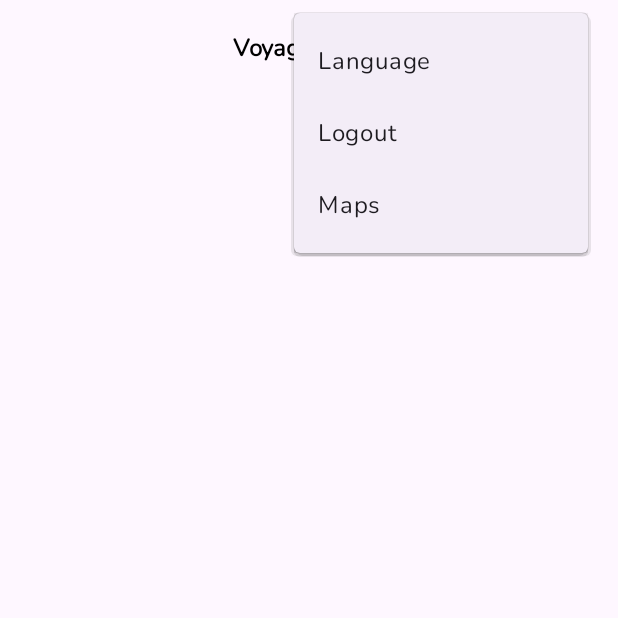
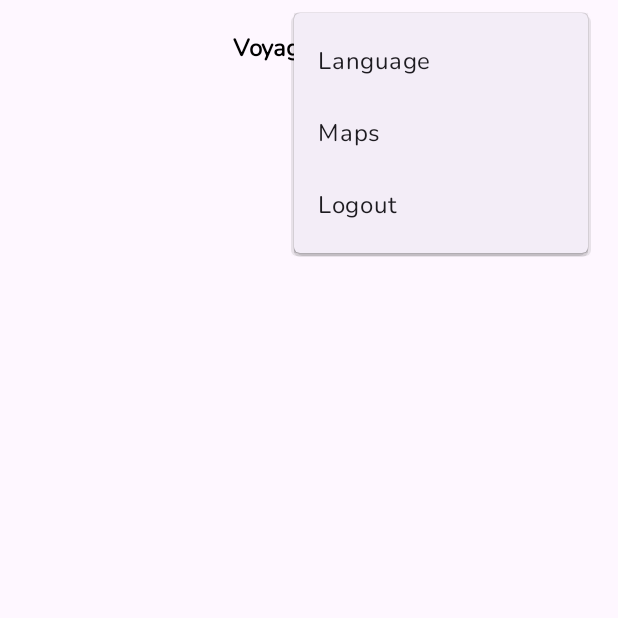
Before and after one commit to FaishalMukhammadSyarief/VoyageOfLife, an Android app: the HomeActivity screen opened directly, with no data from a screen before it, with the options menu open, on a phone screen of 412 x 824 dp, the top half of it. Run offline under Robolectric (Android 15) with nearby library versions, the phone set to English and light mode, and no system bars; our stand-ins replace Dagger/Hilt's generated code, Room's generated code, data binding, paging.

Commit message:
[UPDATE] Menu order

```diff
--- a/app/src/main/res/menu/menu_home.xml
+++ b/app/src/main/res/menu/menu_home.xml
@@ -6,11 +6,11 @@
         android:title="@string/language" />
 
     <item
+        android:id="@+id/action_maps"
+        android:title="@string/maps" />
+
+    <item
         android:id="@+id/action_logout"
         android:title="@string/logout" />
 
-    <item
-        android:id="@+id/action_maps"
-        android:title="@string/maps" />
-
 </menu>
```
